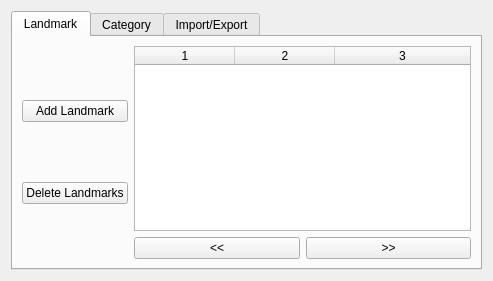
First picture: the form in examples/landmarkbrowser/landmarkbrowser.ui, repository qtproject/qt-mobility, before the edit.
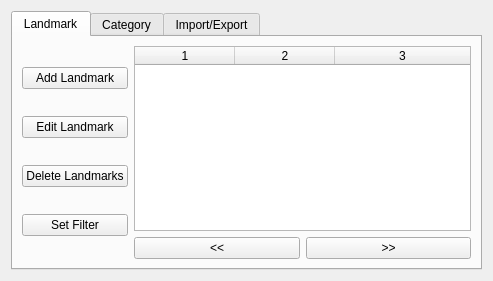
Second picture: the form after the edit. The open tabs and pages were chosen to show the change.

Commit message:
Fixes: MOBILITY-1428 landmarkbrowser missing functionality
Add ability to edit landmark details and set categories to landmarks
Add ability to filter landmarks

Also add in license headers

Diff of the .ui file:
```diff
--- a/examples/landmarkbrowser/landmarkbrowser.ui
+++ b/examples/landmarkbrowser/landmarkbrowser.ui
@@ -33,6 +33,13 @@
            </property>
           </widget>
          </item>
+         <item>
+          <widget class="QPushButton" name="editLandmarkButton">
+           <property name="text">
+            <string>Edit Landmark</string>
+           </property>
+          </widget>
+         </item>
          <item>
           <widget class="QPushButton" name="deleteLandmarksButton">
            <property name="text">
@@ -40,6 +47,13 @@
            </property>
           </widget>
          </item>
+         <item>
+          <widget class="QPushButton" name="setFilterButton">
+           <property name="text">
+            <string>Set Filter</string>
+           </property>
+          </widget>
+         </item>
         </layout>
        </item>
        <item row="0" column="1">
```
Left out of the diff: 2 changed lines with no effect on the pictures. The commit also changes 11 other files.
